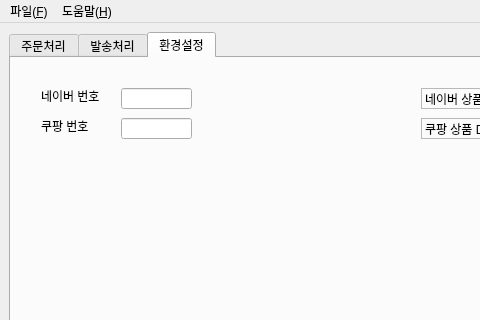
Above: ui/main_window.ui from Peanut0711/easy-fulfill before the change; both pictures show x 0 to 480 and y 0 to 320 of the 726 by 674 pixel window. Below: the same form after it.
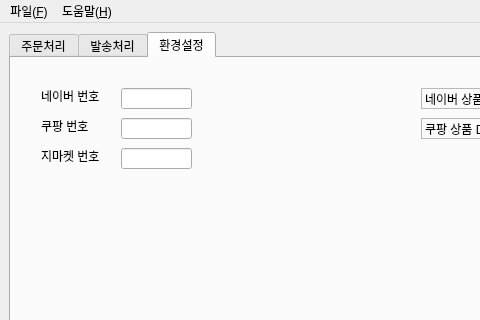
That is the form after the change. The open tabs and pages were chosen to show the change.

Commit message: 지마켓 주문 마크다운 생성 및 인덱스 처리 추가

Diff of the .ui file:
```diff
--- a/ui/main_window.ui
+++ b/ui/main_window.ui
@@ -345,6 +345,29 @@
          <string>쿠팡 번호</string>
         </property>
        </widget>
+       <widget class="QLineEdit" name="lineEdit_idx_gmarket">
+        <property name="geometry">
+         <rect>
+          <x>110</x>
+          <y>90</y>
+          <width>71</width>
+          <height>21</height>
+         </rect>
+        </property>
+       </widget>
+       <widget class="QLabel" name="label_5">
+        <property name="geometry">
+         <rect>
+          <x>30</x>
+          <y>90</y>
+          <width>71</width>
+          <height>16</height>
+         </rect>
+        </property>
+        <property name="text">
+         <string>지마켓 번호</string>
+        </property>
+       </widget>
       </widget>
      </widget>
     </item>
```
The commit also changes 2 other files.
